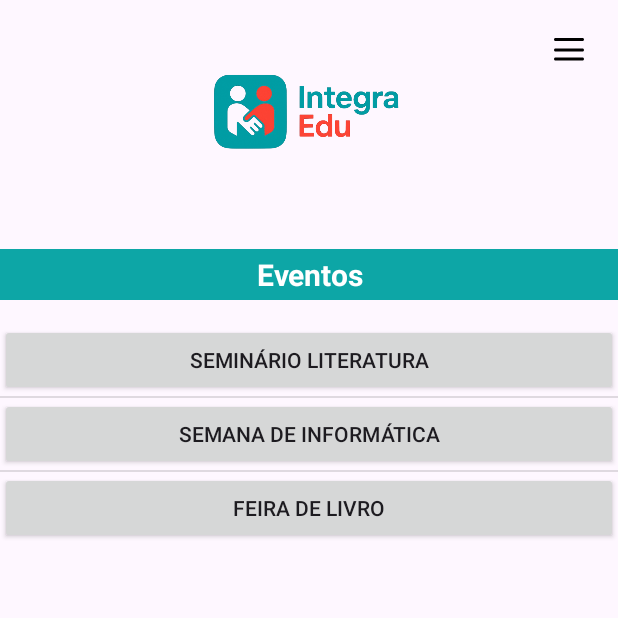
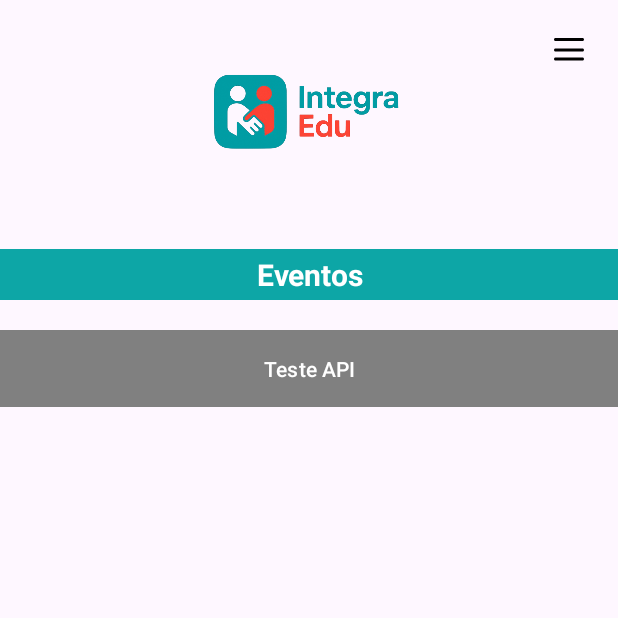
Before and after one commit to YuriBrag/IntegraEdu, an Android app: the EventosActivity screen opened directly, with no data from a screen before it, on a phone screen of 412 x 824 dp, the top half of it. Run offline under Robolectric (Android 15) with nearby library versions, the phone set to English and light mode, and no system bars.

Commit message:
Conecta com api em eventos

```diff
--- a/app/src/main/java/yuri/bragine/integraedu/EventosActivity.java
+++ b/app/src/main/java/yuri/bragine/integraedu/EventosActivity.java
@@ -4,87 +4,69 @@ import android.os.Bundle;
 import android.util.Log;
 import android.view.View;
 import android.widget.Button;
-import android.widget.CheckBox;
-import android.widget.ImageButton;
-import android.widget.LinearLayout;
-import android.content.Intent;
+import android.widget.TextView;
+import android.widget.Toast;
 
 import androidx.appcompat.app.AppCompatActivity;
 
-import java.util.Arrays;
-import java.util.List;
-
-public class EventosActivity extends AppCompatActivity {
-
-    List<Aluno> alunosList = Arrays.asList(
-            new Aluno("Seminário", "Literatura", 9.5, 87, "Alta", 2, "Ativo"),
-            new Aluno("Semana", "de Informática", 8.7, 92, "Média", 0, "Ativo"),
-            new Aluno("Feira", "de Livro", 6.3, 75, "Baixa", 3, "Trancado")
-    );
-
-    List<String> nomesParticipantes = Arrays.asList(
-            "João Márcio",
-            "Maria Silva",
-            "Pedro Oliveira"
-    );
+import yuri.bragine.integraedu.data.repository.ApiResponseCallback;
+import yuri.bragine.integraedu.data.repository.RequestRepository;
 
 
+public class EventosActivity extends AppCompatActivity implements ApiResponseCallback {
+
+    private RequestRepository repository;
+    private TextView textViewResultado;
+    private Button botaoChamarApi;
+
+    private static final int ORIGEM_API = 9;
+    private static final String TOKEN_API = "0088c5a7834ebc95321fef219dbd722b";
+    private static final int ID_CONTATO_EXEMPLO = 21;
 
     @Override
     protected void onCreate(Bundle savedInstanceState) {
         super.onCreate(savedInstanceState);
+
         setContentView(R.layout.activity_eventos);
 
-        LinearLayout alunosContainer = findViewById(R.id.alunosContainer);
 
-        Intent intent = getIntent();
+        repository = new RequestRepository();
 
-        String resposta = intent.getStringExtra("resposta");
+        textViewResultado = findViewById(R.id.txtDaApi);
+        botaoChamarApi = findViewById(R.id.btnApi);
 
-        Log.i("Resposta", resposta);
 
-        for (Aluno aluno : alunosList) {
-            // Botão principal com nome do evento
-            Button btn = new Button(this);
-            btn.setText(aluno.getNome() + " " + aluno.getSobrenome());
-
-            // Container para detalhes (checkboxes)
-            LinearLayout detalhesLayout = new LinearLayout(this);
-            detalhesLayout.setOrientation(LinearLayout.VERTICAL);
-            detalhesLayout.setVisibility(View.GONE);
-
-            for (String nome : nomesParticipantes) {
-                CheckBox checkBox = new CheckBox(this);
-                checkBox.setText(nome);
-                detalhesLayout.addView(checkBox);
-            }
-
-            final boolean[] expanded = {false};
-
-            btn.setOnClickListener(v -> {
-                if (!expanded[0]) {
-                    detalhesLayout.setVisibility(View.VISIBLE);
-                    expanded[0] = true;
-                } else {
-                    detalhesLayout.setVisibility(View.GONE);
-                    expanded[0] = false;
-                }
-            });
-
-            alunosContainer.addView(btn);
-            alunosContainer.addView(detalhesLayout);
-        }
-
-        // Menu lateral
-        LinearLayout menuLateral = findViewById(R.id.menuLateral);
-        ImageButton btnMenu = findViewById(R.id.btnMenu);
-
-        btnMenu.setOnClickListener(v -> {
-            if (menuLateral.getVisibility() == View.GONE) {
-                menuLateral.setVisibility(View.VISIBLE);
-            } else {
-                menuLateral.setVisibility(View.GONE);
+        botaoChamarApi.setOnClickListener(new View.OnClickListener() {
+            @Override
+            public void onClick(View v) {
+                // if (textViewResultado != null) {
+                //     textViewResultado.setText("Carregando...");
+                // }
+                Toast.makeText(EventosActivity.this, "Chamando API...", Toast.LENGTH_SHORT).show();
+                chamarApi();
             }
         });
     }
+
+    private void chamarApi() {
+        repository.getAPI(ID_CONTATO_EXEMPLO, ORIGEM_API, TOKEN_API, this);
+    }
+
+    @Override
+    public void onSuccess(String jsonResponse) {
+        Log.i("ACTIVITY_API", "Sucesso recebido: " + jsonResponse);
+         if (textViewResultado != null) {
+             textViewResultado.setText("Resposta da API:\n" + jsonResponse);
+         }
+        Toast.makeText(this, "Sucesso! Resposta recebida.", Toast.LENGTH_SHORT).show();
+    }
+
+    @Override
+    public void onError(String errorMessage) {
+        Log.e("ACTIVITY_API", "Erro recebido: " + errorMessage);
+         if (textViewResultado != null) {
+             textViewResultado.setText("Erro na API:\n" + errorMessage);
+         }
+        Toast.makeText(this, "Erro: " + errorMessage, Toast.LENGTH_LONG).show();
+    }
 }
--- a/app/src/main/java/yuri/bragine/integraedu/HomeActivity.java
+++ b/app/src/main/java/yuri/bragine/integraedu/HomeActivity.java
@@ -22,8 +22,8 @@ public class HomeActivity extends AppCompatActivity {
 
         setContentView(R.layout.activity_home);
 
-        Intent intent = getIntent();
-        String resposta = intent.getStringExtra("resposta");
+        //Intent intent = getIntent();
+        //String resposta = intent.getStringExtra("resposta");
 
         ImageButton btnMenu = findViewById(R.id.btnMenu);
         LinearLayout menuLateral = findViewById(R.id.menuLateral);
@@ -57,7 +57,7 @@ public class HomeActivity extends AppCompatActivity {
             @Override
             public void onClick(View v) {
                 Intent intent = new Intent(HomeActivity.this, EventosActivity.class);
-                intent.putExtra("resposta", resposta);
+                //intent.putExtra("resposta", resposta);
                 startActivity(intent);
             }
         });
--- /dev/null
+++ b/app/src/main/java/yuri/bragine/integraedu/data/repository/ApiResponseCallback.java
@@ -0,0 +1,6 @@
+package yuri.bragine.integraedu.data.repository;
+
+public interface ApiResponseCallback {
+    void onSuccess(String jsonResponse);
+    void onError(String errorMessage);
+}
--- a/app/src/main/res/layout/activity_eventos.xml
+++ b/app/src/main/res/layout/activity_eventos.xml
@@ -55,6 +55,18 @@
             android:orientation="vertical"
             android:divider="?android:attr/dividerHorizontal"
             android:showDividers="middle"/>
+        <Button
+            android:id="@+id/btnApi"
+            android:layout_width="match_parent"
+            android:layout_height="wrap_content"
+            android:text="@string/btnApi"
+            android:padding="16dp"
+            android:backgroundTint="#808080"
+            app:cornerRadius="0dp"/>
+        <TextView
+            android:id="@+id/txtDaApi"
+            android:layout_width="wrap_content"
+            android:layout_height="wrap_content"/>
 
     </LinearLayout>
 
@@ -79,6 +91,7 @@
             android:backgroundTint="#808080"
             app:cornerRadius="0dp"/>
 
+
         <Button
             android:layout_width="match_parent"
             android:layout_height="wrap_content"
--- a/app/src/main/res/values/strings.xml
+++ b/app/src/main/res/values/strings.xml
@@ -26,4 +26,5 @@
     <string name="alunos">Alunos</string>
     <string name="editarPerfil">Editar Perfil</string>
     <string name="sair">Sair</string>
+    <string name="btnApi">Teste API</string>
 </resources>
```
Also changed, not shown: app/src/main/java/yuri/bragine/integraedu/MainActivity.java (+10 -10 lines), app/src/main/java/yuri/bragine/integraedu/data/repository/RequestRepository.java (+26 -14 lines).
